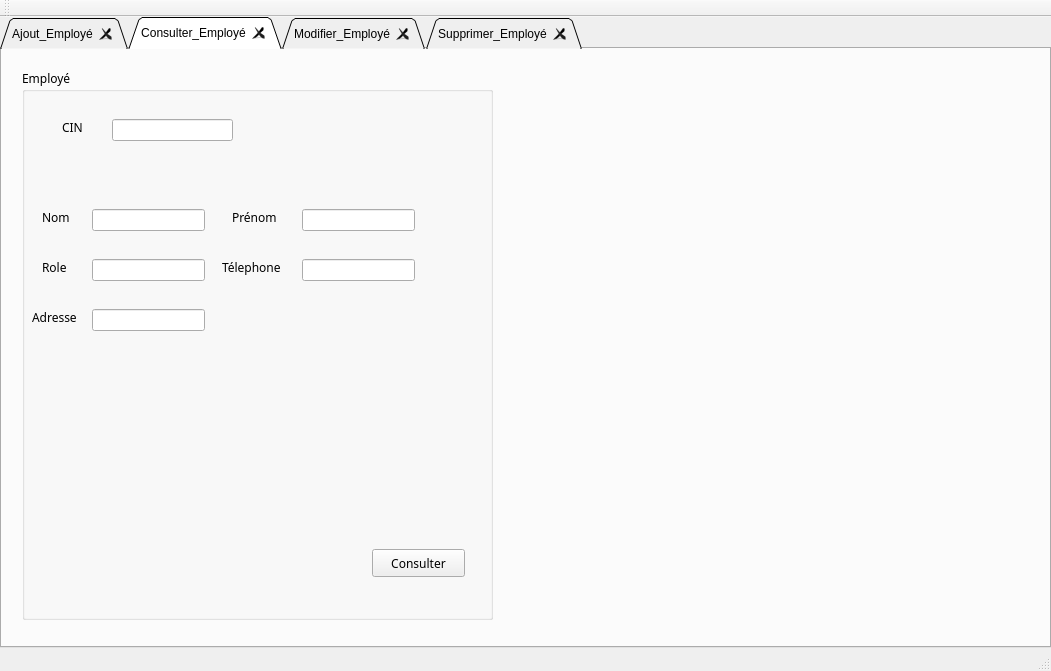
Above: mainwindow.ui from MedAzizBouzid/Smart_Beauty_Center_2A24 before the change. Below: the same form after it.
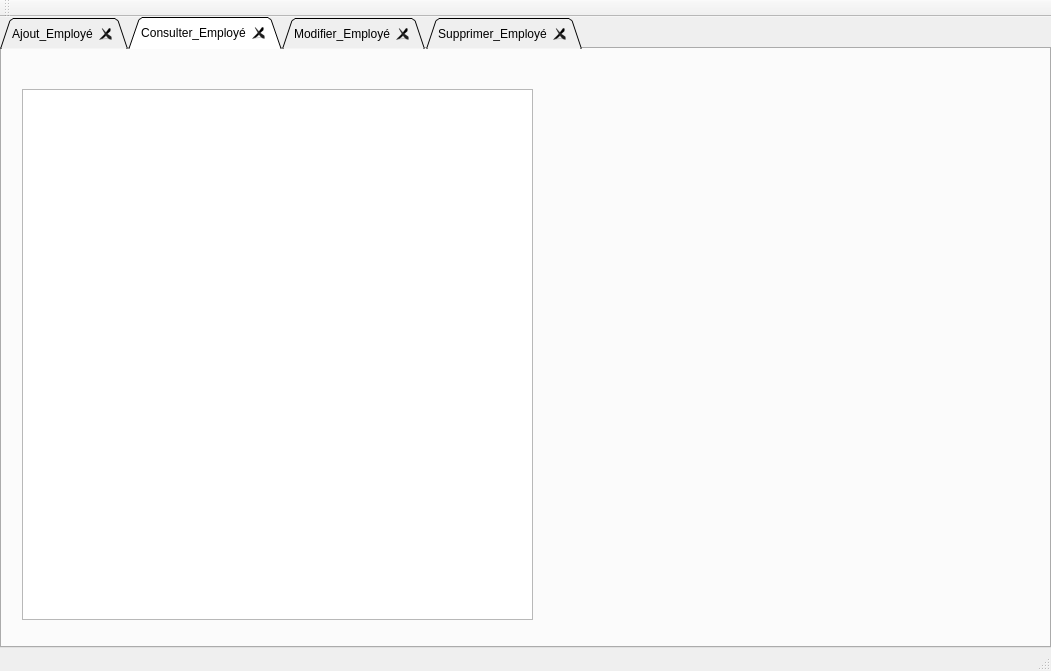
That is the form after the change. The open tabs and pages were chosen to show the change.

Patch:
```diff
--- a/mainwindow.ui
+++ b/mainwindow.ui
@@ -253,174 +253,15 @@
        <string/>
       </property>
      </widget>
-     <widget class="QGroupBox" name="groupBox_2">
+     <widget class="QTableView" name="tableView">
       <property name="geometry">
        <rect>
         <x>20</x>
-        <y>20</y>
-        <width>471</width>
-        <height>551</height>
+        <y>40</y>
+        <width>511</width>
+        <height>531</height>
        </rect>
       </property>
-      <property name="font">
-       <font>
-        <family>Showcard Gothic</family>
-       </font>
-      </property>
-      <property name="title">
-       <string>Employé</string>
-      </property>
-      <widget class="QLineEdit" name="lineEdit_6">
-       <property name="geometry">
-        <rect>
-         <x>90</x>
-         <y>50</y>
-         <width>121</width>
-         <height>22</height>
-        </rect>
-       </property>
-      </widget>
-      <widget class="QLabel" name="label_9">
-       <property name="geometry">
-        <rect>
-         <x>40</x>
-         <y>50</y>
-         <width>56</width>
-         <height>16</height>
-        </rect>
-       </property>
-       <property name="text">
-        <string>CIN</string>
-       </property>
-      </widget>
-      <widget class="QPushButton" name="pushButton_2">
-       <property name="geometry">
-        <rect>
-         <x>350</x>
-         <y>480</y>
-         <width>93</width>
-         <height>28</height>
-        </rect>
-       </property>
-       <property name="text">
-        <string>Consulter</string>
-       </property>
-      </widget>
-      <widget class="QLineEdit" name="lineEdit_7">
-       <property name="geometry">
-        <rect>
-         <x>70</x>
-         <y>140</y>
-         <width>113</width>
-         <height>22</height>
-        </rect>
-       </property>
-      </widget>
-      <widget class="QLineEdit" name="lineEdit_8">
-       <property name="geometry">
-        <rect>
-         <x>280</x>
-         <y>140</y>
-         <width>113</width>
-         <height>22</height>
-        </rect>
-       </property>
-      </widget>
-      <widget class="QLineEdit" name="lineEdit_9">
-       <property name="geometry">
-        <rect>
-         <x>70</x>
-         <y>190</y>
-         <width>113</width>
-         <height>22</height>
-        </rect>
-       </property>
-      </widget>
-      <widget class="QLineEdit" name="lineEdit_10">
-       <property name="geometry">
-        <rect>
-         <x>280</x>
-         <y>190</y>
-         <width>113</width>
-         <height>22</height>
-        </rect>
-       </property>
-      </widget>
-      <widget class="QLineEdit" name="lineEdit_11">
-       <property name="geometry">
-        <rect>
-         <x>70</x>
-         <y>240</y>
-         <width>113</width>
-         <height>22</height>
-        </rect>
-       </property>
-      </widget>
-      <widget class="QLabel" name="label_10">
-       <property name="geometry">
-        <rect>
-         <x>20</x>
-         <y>140</y>
-         <width>56</width>
-         <height>16</height>
-        </rect>
-       </property>
-       <property name="text">
-        <string>Nom</string>
-       </property>
-      </widget>
-      <widget class="QLabel" name="label_11">
-       <property name="geometry">
-        <rect>
-         <x>210</x>
-         <y>140</y>
-         <width>56</width>
-         <height>16</height>
-        </rect>
-       </property>
-       <property name="text">
-        <string>Prénom</string>
-       </property>
-      </widget>
-      <widget class="QLabel" name="label_12">
-       <property name="geometry">
-        <rect>
-         <x>200</x>
-         <y>190</y>
-         <width>81</width>
-         <height>16</height>
-        </rect>
-       </property>
-       <property name="text">
-        <string>Télephone</string>
-       </property>
-      </widget>
-      <widget class="QLabel" name="label_13">
-       <property name="geometry">
-        <rect>
-         <x>20</x>
-         <y>190</y>
-         <width>56</width>
-         <height>16</height>
-        </rect>
-       </property>
-       <property name="text">
-        <string>Role</string>
-       </property>
-      </widget>
-      <widget class="QLabel" name="label_14">
-       <property name="geometry">
-        <rect>
-         <x>10</x>
-         <y>240</y>
-         <width>56</width>
-         <height>16</height>
-        </rect>
-       </property>
-       <property name="text">
-        <string>Adresse</string>
-       </property>
-      </widget>
      </widget>
     </widget>
     <widget class="QWidget" name="tab_3">
```
Left out of the diff: 6 changed lines with no effect on the pictures.
